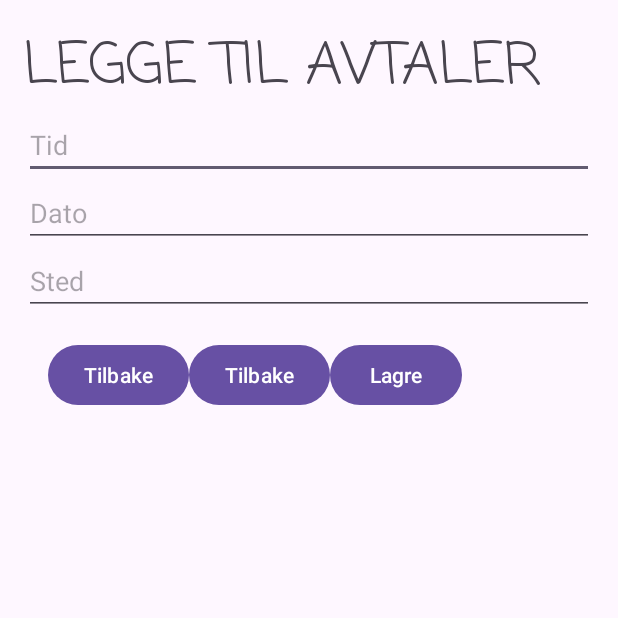
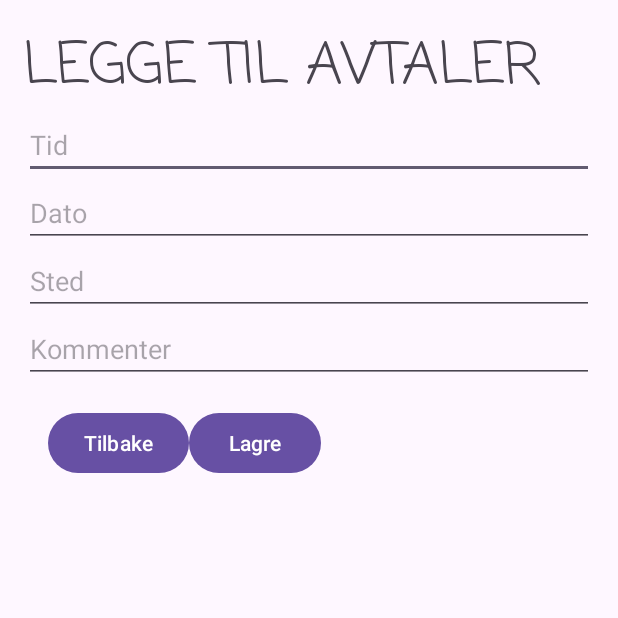
Before and after one commit to s336154/s336154_mappe2_mobile, an Android app: the screen it shows after launch (MeetingActivity), after a tap on "Rediger", on a phone screen of 412 x 824 dp, the top half of it. Run offline under Robolectric (Android 15) with nearby library versions, the phone set to English and light mode, and no system bars; 1 statement that could not run was skipped.

Commit message:
Database in progress. Now users can add comments about their meetings. Database version upgraded to 2.

```diff
--- a/app/src/main/java/com/example/s336154_mappe2/AddContactActivity.java
+++ b/app/src/main/java/com/example/s336154_mappe2/AddContactActivity.java
@@ -71,6 +71,8 @@ public class AddContactActivity extends AppCompatActivity {
                     editContactName.setText("");
                     editContactPhone.setText("");
                 }
+                Toast.makeText(AddContactActivity.this, " Du må fylle ut Navn og Telefon nummer.",
+                        Toast.LENGTH_LONG).show();
             }
         });
 
--- a/app/src/main/java/com/example/s336154_mappe2/ContactActivity.java
+++ b/app/src/main/java/com/example/s336154_mappe2/ContactActivity.java
@@ -109,7 +109,7 @@ public class ContactActivity extends AppCompatActivity {
                                         contactArrayAdapter.remove(contactArrayAdapter.getItem(position));
                                         contactArrayAdapter.notifyDataSetChanged();
 
-                                        Boolean deleted = contactAdapter.deleteContact(selectedItem.getId());
+                                        contactAdapter.deleteContact(selectedItem.getId());
                                         Toast.makeText(ContactActivity.this, nameDeleted + " er slettet fra kontakt liste.",
                                                     Toast.LENGTH_LONG).show();
                                     }
--- a/app/src/main/java/com/example/s336154_mappe2/ContactAdapter.java
+++ b/app/src/main/java/com/example/s336154_mappe2/ContactAdapter.java
@@ -79,7 +79,6 @@ public class ContactAdapter {
         Contact contact = new Contact();
 
         contact.setId(cursor.getLong(cursor.getColumnIndexOrThrow(DatabaseHelper.CONTACTS_COLUMN_ID)));
-
         contact.setName(cursor.getString(cursor.getColumnIndexOrThrow(DatabaseHelper.CONTACTS_COLUMN_NAME)));
         contact.setPhone(cursor.getString(cursor.getColumnIndexOrThrow(DatabaseHelper.CONTACTS_COLUMN_PHONE)));
         return contact;
--- a/app/src/main/java/com/example/s336154_mappe2/DatabaseHelper.java
+++ b/app/src/main/java/com/example/s336154_mappe2/DatabaseHelper.java
@@ -13,7 +13,7 @@ public class DatabaseHelper extends SQLiteOpenHelper {
 
 
     private static final String DATABASE_NAME = "ContactsAndMeetings.db";
-    private static final int DATABASE_VERSION = 1;
+    private static final int DATABASE_VERSION = 2;
 
     // Define table and column names for Contacts
     public static final String CONTACTS_TABLE_NAME = "contacts";
@@ -27,6 +27,7 @@ public class DatabaseHelper extends SQLiteOpenHelper {
     public static final String MEETINGS_COLUMN_TIME = "time";
     public static final String MEETINGS_COLUMN_DATE = "date";
     public static final String MEETINGS_COLUMN_PLACE = "place";
+    public static final String MEETINGS_COLUMN_COMMENT = "comment";
     public static final String MEETINGS_COLUMN_CONTACT_ID = "contact_id";
 
     public DatabaseHelper(Context context) {
@@ -47,6 +48,7 @@ public class DatabaseHelper extends SQLiteOpenHelper {
                 MEETINGS_COLUMN_TIME + " TEXT, " +
                 MEETINGS_COLUMN_DATE + " TEXT, " +
                 MEETINGS_COLUMN_PLACE + " TEXT, " +
+                MEETINGS_COLUMN_COMMENT + " TEXT, " +
                 MEETINGS_COLUMN_CONTACT_ID + " INTEGER, " +
                 "FOREIGN KEY (" + MEETINGS_COLUMN_CONTACT_ID + ") " +
                 "REFERENCES " + CONTACTS_TABLE_NAME + " (" + CONTACTS_COLUMN_ID + "))");
--- a/app/src/main/java/com/example/s336154_mappe2/MeetingActivity.java
+++ b/app/src/main/java/com/example/s336154_mappe2/MeetingActivity.java
@@ -17,7 +17,7 @@ import android.widget.Toast;
 import java.util.List;
 public class MeetingActivity extends AppCompatActivity {
     private MeetingAdapter meetingAdapter;
-    private EditText editMeetingTime, editMeetingDate, editMeetingPlace;
+    private EditText editMeetingTime, editMeetingDate, editMeetingPlace, editMeetingComment;
 
     private ArrayAdapter<Meeting> meetingArrayAdapter;
     private List<Meeting> meetingsList;
@@ -33,11 +33,11 @@ public class MeetingActivity extends AppCompatActivity {
         editMeetingTime = findViewById(R.id.editMeetingTime);
         editMeetingDate = findViewById(R.id.editMeetingDate);
         editMeetingPlace = findViewById(R.id.editMeetingPlace);
+        editMeetingComment = findViewById(R.id.editMeetingComment);
 
 
         // Implement onClick listeners for save and delete buttons
         Button saveMeetingButton = findViewById(R.id.saveMeetingButton);
-        Button deleteMeetingButton = findViewById(R.id.deleteMeetingButton);
         Button meetingToContactsButton = findViewById(R.id.meetingToContacts);
 
 
@@ -49,6 +49,8 @@ public class MeetingActivity extends AppCompatActivity {
         meetingArrayAdapter = new ArrayAdapter<>(this,
                 android.R.layout.simple_list_item_1, meetingsList);
 
+
+
         saveMeetingButton.setOnClickListener(new View.OnClickListener() {
             @Override
             public void onClick(View v) {
@@ -56,11 +58,13 @@ public class MeetingActivity extends AppCompatActivity {
                 String time = editMeetingTime.getText().toString();
                 String date = editMeetingDate.getText().toString();
                 String place = editMeetingPlace.getText().toString();
+                String comment = editMeetingComment.getText().toString();
 
                 if (!time.isEmpty() && !place.isEmpty() && !date.isEmpty()) {
                     // Create a new Contact object and save it to the database
 
-                    Meeting meeting = new Meeting(time, date, place, contactID);
+                //    Meeting meeting = new Meeting(time, date, place,comment, contactID);
+                    Meeting meeting = new Meeting(time, date, place,comment, contactID);
                //     meetingAdapter.insertMeeting(meeting);
 
                     long contactId = meetingAdapter.insertMeeting(meeting);
@@ -73,6 +77,7 @@ public class MeetingActivity extends AppCompatActivity {
                     editMeetingTime.setText("");
                     editMeetingDate.setText("");
                     editMeetingPlace.setText("");
+                    editMeetingComment.setText("");
                 }
 
 
@@ -87,13 +92,6 @@ public class MeetingActivity extends AppCompatActivity {
             }
         });
 
-
-        deleteMeetingButton.setOnClickListener(new View.OnClickListener() {
-            @Override
-            public void onClick(View v) {
-
-            }
-        });
 
 
     }
--- a/app/src/main/res/layout/meeting_layout.xml
+++ b/app/src/main/res/layout/meeting_layout.xml
@@ -34,11 +34,19 @@
             android:hint="Sted" />
 
 
+        <EditText
+            android:id="@+id/editMeetingComment"
+            android:layout_width="match_parent"
+            android:layout_height="wrap_content"
+            android:hint="Kommenter" />
+
+
+
         <GridLayout
             android:id="@+id/gridLayout"
             android:layout_width="match_parent"
             android:layout_height="wrap_content"
-            android:columnCount="3"
+            android:columnCount="2"
             android:padding="16dp"
             android:orientation="horizontal"
             android:rowCount="1">
@@ -53,20 +61,13 @@
               android:layout_row="0" />
 
 
-        <Button
-            android:id="@+id/deleteMeetingButton"
-            android:layout_width="wrap_content"
-            android:layout_height="wrap_content"
-            android:text="Tilbake"
-            android:layout_column="1"
-            android:layout_row="0" />
 
         <Button
             android:id="@+id/saveMeetingButton"
             android:layout_width="wrap_content"
             android:layout_height="wrap_content"
             android:text="Lagre"
-            android:layout_column="2"
+            android:layout_column="1"
             android:layout_row="0" />
 
 
```
Also changed, not shown: app/src/main/java/com/example/s336154_mappe2/MainActivity.java (+65 -6 lines), app/src/main/java/com/example/s336154_mappe2/Meeting.java (+23 -1 lines), app/src/main/java/com/example/s336154_mappe2/MeetingAdapter.java (+6 -2 lines).
